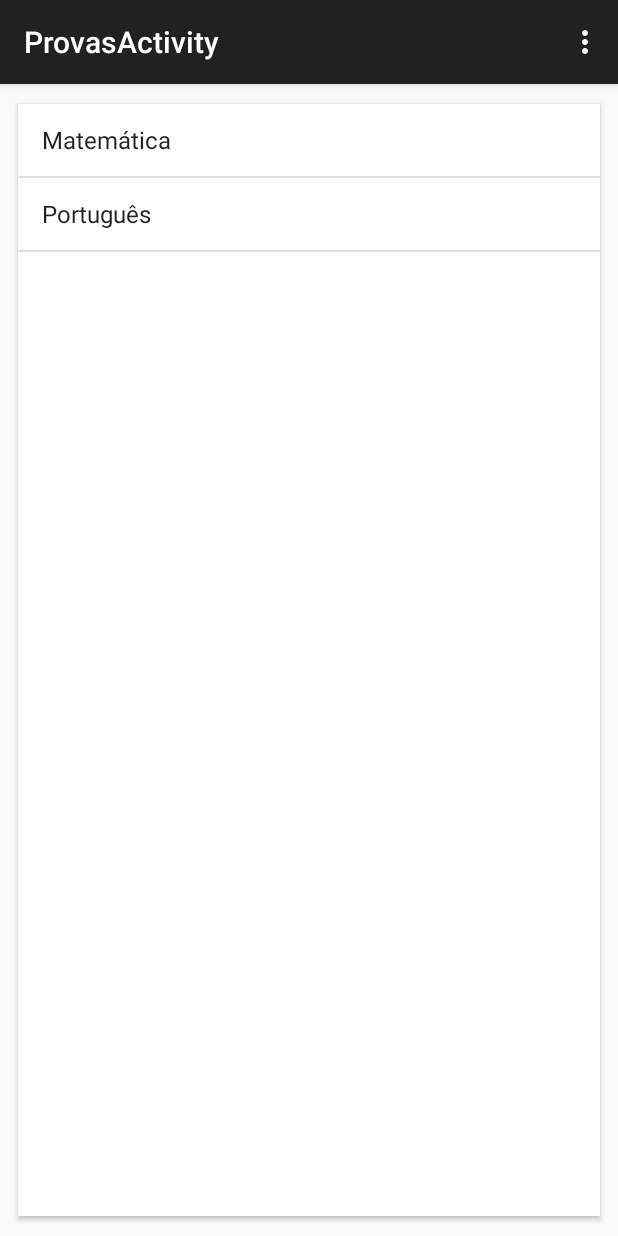
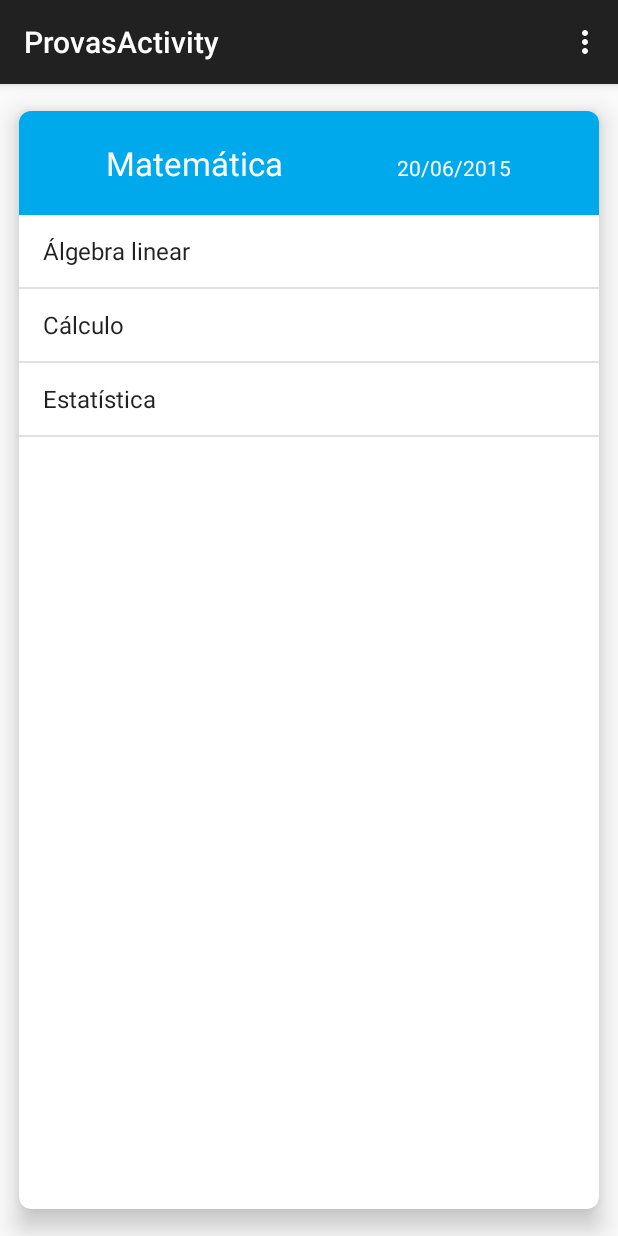
Before and after one commit to lucasgcampos/caelum-fj-57, an Android app: the ListaProvaFragment screen opened directly, with no data from a screen before it, after a tap on "Matemática", on a phone screen of 412 x 824 dp. Run offline under Robolectric (Android 15) with nearby library versions, the phone set to English and light mode, and no system bars.

Commit message:
Fragments

```diff
--- a/Cadastro/app/src/main/java/br/com/caelum/cadastro/FormularioActivity.java
+++ b/Cadastro/app/src/main/java/br/com/caelum/cadastro/FormularioActivity.java
@@ -2,8 +2,6 @@ package br.com.caelum.cadastro;
 
 import android.app.Activity;
 import android.content.Intent;
-import android.graphics.Bitmap;
-import android.graphics.BitmapFactory;
 import android.net.Uri;
 import android.provider.MediaStore;
 import android.support.v7.app.ActionBarActivity;
@@ -12,7 +10,6 @@ import android.view.Menu;
 import android.view.MenuItem;
 import android.view.View;
 import android.widget.Button;
-import android.widget.Toast;
 
 import java.io.File;
 
--- a/Cadastro/app/src/main/java/br/com/caelum/cadastro/ProvasActivity.java
+++ b/Cadastro/app/src/main/java/br/com/caelum/cadastro/ProvasActivity.java
@@ -1,12 +1,16 @@
 package br.com.caelum.cadastro;
 
+import android.content.pm.ActivityInfo;
+import android.support.v4.app.FragmentManager;
 import android.support.v4.app.FragmentTransaction;
 import android.support.v7.app.ActionBarActivity;
 import android.os.Bundle;
 import android.view.Menu;
 import android.view.MenuItem;
 
+import br.com.caelum.cadastro.fragment.DetalhesProvaFragment;
 import br.com.caelum.cadastro.fragment.ListaProvaFragment;
+import br.com.caelum.cadastro.model.Prova;
 
 
 public class ProvasActivity extends ActionBarActivity {
@@ -17,11 +21,18 @@ public class ProvasActivity extends ActionBarActivity {
         setContentView(R.layout.activity_provas);
 
         FragmentTransaction transaction = getSupportFragmentManager().beginTransaction();
-
-        transaction.replace(R.id.provas_view, new ListaProvaFragment());
+        if (isLand()) {
+            transaction.replace(R.id.provas_lista, new ListaProvaFragment());
+            transaction.replace(R.id.provas_detalhes, new DetalhesProvaFragment());
+        } else {
+            transaction.replace(R.id.provas_view, new ListaProvaFragment());
+        }
         transaction.commit();
     }
 
+    public boolean isLand() {
+        return getResources().getBoolean(R.bool.isLand);
+    }
 
     @Override
     public boolean onCreateOptionsMenu(Menu menu) {
@@ -44,4 +55,22 @@ public class ProvasActivity extends ActionBarActivity {
 
         return super.onOptionsItemSelected(item);
     }
+
+    public void selecionarProva(Prova provaSelecionada) {
+        FragmentManager fragmentManager = getSupportFragmentManager();
+
+        if (isLand()) {
+            DetalhesProvaFragment detalheFragment = (DetalhesProvaFragment) fragmentManager.findFragmentById(R.id.provas_detalhes);
+            detalheFragment.popular(provaSelecionada);
+        } else {
+            Bundle infos = new Bundle();
+            infos.putSerializable("prova", provaSelecionada);
+
+            DetalhesProvaFragment detalhaFragment = new DetalhesProvaFragment();
+            detalhaFragment.setArguments(infos);
+
+            FragmentTransaction transaction = fragmentManager.beginTransaction();
+            transaction.replace(R.id.provas_view, detalhaFragment).commit();
+        }
+    }
 }
--- a/Cadastro/app/src/main/java/br/com/caelum/cadastro/dao/AlunoDAO.java
+++ b/Cadastro/app/src/main/java/br/com/caelum/cadastro/dao/AlunoDAO.java
@@ -3,7 +3,6 @@ package br.com.caelum.cadastro.dao;
 import android.content.ContentValues;
 import android.content.Context;
 import android.database.Cursor;
-import android.database.DatabaseErrorHandler;
 import android.database.sqlite.SQLiteDatabase;
 import android.database.sqlite.SQLiteOpenHelper;
 
--- /dev/null
+++ b/Cadastro/app/src/main/java/br/com/caelum/cadastro/fragment/DetalhesProvaFragment.java
@@ -0,0 +1,56 @@
+package br.com.caelum.cadastro.fragment;
+
+import android.os.Bundle;
+import android.support.annotation.Nullable;
+import android.support.v4.app.Fragment;
+import android.view.LayoutInflater;
+import android.view.View;
+import android.view.ViewGroup;
+import android.widget.ArrayAdapter;
+import android.widget.ListView;
+import android.widget.TextView;
+
+import br.com.caelum.cadastro.R;
+import br.com.caelum.cadastro.model.Prova;
+
+/**
+ * Created by android5388 on 19/12/15.
+ */
+public class DetalhesProvaFragment extends Fragment {
+
+    private Prova prova;
+    private TextView data;
+    private TextView materia;
+    private ListView topicos;
+
+    public void buscaComponentes(View layout) {
+        this.data = (TextView) layout.findViewById(R.id.detalhe_prova_data);
+        this.materia = (TextView) layout.findViewById(R.id.detalhe_prova_materia);
+        this.topicos = (ListView) layout.findViewById(R.id.detalhe_prova_topicos);
+    }
+
+    public void popular(Prova prova) {
+        if (prova != null) {
+            ArrayAdapter<String> adapter = new ArrayAdapter<String>(getActivity(), android.R.layout.simple_list_item_1, prova.getTopicos());
+
+
+            topicos.setAdapter(adapter);
+            data.setText(prova.getData());
+            materia.setText(prova.getMateria());
+        }
+    }
+
+    @Override
+    public View onCreateView(LayoutInflater inflater, @Nullable ViewGroup container, @Nullable Bundle savedInstanceState) {
+        View layout = inflater.inflate(R.layout.fragment_detalhes_prova, container, false);
+
+        if (getArguments() != null) {
+            this.prova = (Prova) getArguments().getSerializable("prova");
+        }
+
+        buscaComponentes(layout);
+        popular(prova);
+
+        return layout;
+    }
+}
--- a/Cadastro/app/src/main/java/br/com/caelum/cadastro/fragment/ListaProvaFragment.java
+++ b/Cadastro/app/src/main/java/br/com/caelum/cadastro/fragment/ListaProvaFragment.java
@@ -16,6 +16,7 @@ import java.util.ArrayList;
 import java.util.Arrays;
 import java.util.List;
 
+import br.com.caelum.cadastro.ProvasActivity;
 import br.com.caelum.cadastro.R;
 import br.com.caelum.cadastro.model.Prova;
 
@@ -45,6 +46,11 @@ public class ListaProvaFragment extends Fragment {
             public void onItemClick(AdapterView<?> parent, View view, int position, long id) {
                 Prova provaSelecionada = (Prova) parent.getItemAtPosition(position);
 
+                ProvasActivity activity = (ProvasActivity) getActivity();
+                activity.selecionarProva(provaSelecionada);
+
+
+
                 Toast.makeText(getActivity(), "Prova selecionada: " + provaSelecionada.toString(), Toast.LENGTH_LONG).show();
             }
         });
--- a/Cadastro/app/src/main/java/br/com/caelum/cadastro/helper/EnviaAlunosTask.java
+++ b/Cadastro/app/src/main/java/br/com/caelum/cadastro/helper/EnviaAlunosTask.java
@@ -3,13 +3,8 @@ package br.com.caelum.cadastro.helper;
 import android.app.Activity;
 import android.app.ProgressDialog;
 import android.os.AsyncTask;
-import android.widget.Toast;
-
-import java.util.List;
-import java.util.Objects;
 
 import br.com.caelum.cadastro.dao.AlunoDAO;
-import br.com.caelum.cadastro.model.Aluno;
 
 import static android.widget.Toast.*;
 import static android.widget.Toast.makeText;
--- a/Cadastro/app/src/main/java/br/com/caelum/cadastro/helper/FormularioHelper.java
+++ b/Cadastro/app/src/main/java/br/com/caelum/cadastro/helper/FormularioHelper.java
@@ -2,7 +2,6 @@ package br.com.caelum.cadastro.helper;
 
 import android.graphics.Bitmap;
 import android.graphics.BitmapFactory;
-import android.net.Uri;
 import android.widget.Button;
 import android.widget.EditText;
 import android.widget.ImageView;
--- /dev/null
+++ b/Cadastro/app/src/main/res/layout-land/activity_provas.xml
@@ -0,0 +1,19 @@
+<?xml version="1.0" encoding="utf-8"?>
+<LinearLayout xmlns:android="http://schemas.android.com/apk/res/android"
+    android:orientation="horizontal"
+    android:layout_width="match_parent"
+    android:layout_height="match_parent">
+
+    <FrameLayout
+        android:id="@+id/provas_lista"
+        android:layout_width="0dp"
+        android:layout_height="match_parent"
+        android:layout_weight="1"/>
+
+    <FrameLayout
+        android:id="@+id/provas_detalhes"
+        android:layout_width="0dp"
+        android:layout_height="match_parent"
+        android:layout_weight="2"/>
+
+</LinearLayout>
--- /dev/null
+++ b/Cadastro/app/src/main/res/layout/fragment_detalhes_prova.xml
@@ -0,0 +1,46 @@
+<?xml version="1.0" encoding="utf-8"?>
+<android.support.v7.widget.CardView
+    xmlns:android="http://schemas.android.com/apk/res/android"
+    xmlns:card_view="http://schemas.android.com/apk/res-auto"
+    android:layout_width="match_parent"
+    android:layout_height="match_parent"
+    android:layout_gravity="center"
+    card_view:cardCornerRadius="8dp"
+    card_view:cardElevation="10dp"
+    card_view:cardUseCompatPadding="true">
+
+    <TableLayout
+        android:layout_width="match_parent"
+        android:layout_height="match_parent">
+
+        <TableRow
+            android:background="#00A8EC"
+            android:padding="20dp">
+
+            <TextView
+                android:id="@+id/detalhe_prova_materia"
+                android:layout_width="match_parent"
+                android:layout_height="wrap_content"
+                android:layout_weight="1"
+                android:gravity="center"
+                android:textColor="#FFF"
+                android:textSize="22sp" />
+
+            <TextView
+                android:id="@+id/detalhe_prova_data"
+                android:layout_width="match_parent"
+                android:layout_height="wrap_content"
+                android:layout_weight="1"
+                android:gravity="center"
+                android:textColor="#FFF" />
+
+        </TableRow>
+
+        <ListView
+            android:id="@+id/detalhe_prova_topicos"
+            android:layout_width="match_parent"
+            android:layout_height="match_parent" />
+
+    </TableLayout>
+
+</android.support.v7.widget.CardView>
--- /dev/null
+++ b/Cadastro/app/src/main/res/values-land/bools.xml
@@ -0,0 +1,4 @@
+<?xml version="1.0" encoding="utf-8"?>
+<resources>
+    <bool name="isLand">true</bool>
+</resources>
--- /dev/null
+++ b/Cadastro/app/src/main/res/values/bools.xml
@@ -0,0 +1,4 @@
+<?xml version="1.0" encoding="utf-8"?>
+<resources>
+    <bool name="isLand">false</bool>
+</resources>
```
Also changed, not shown: Cadastro/app/src/main/java/br/com/caelum/cadastro/ListaAlunosActivity.java (+0 -12 lines).
